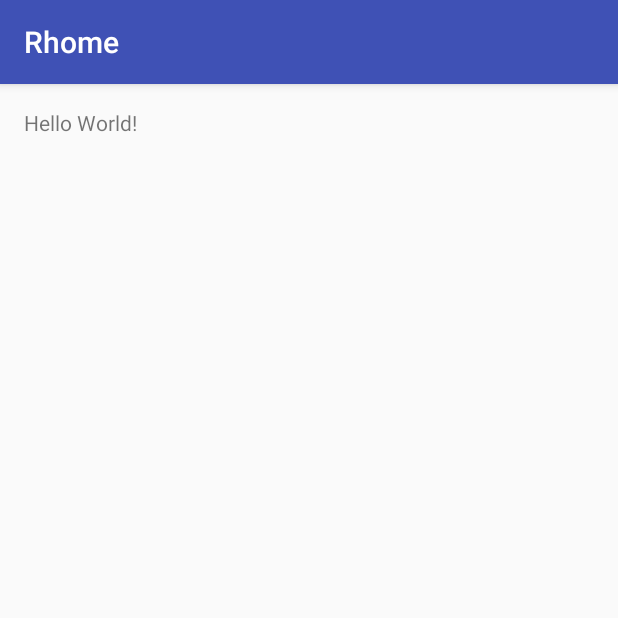
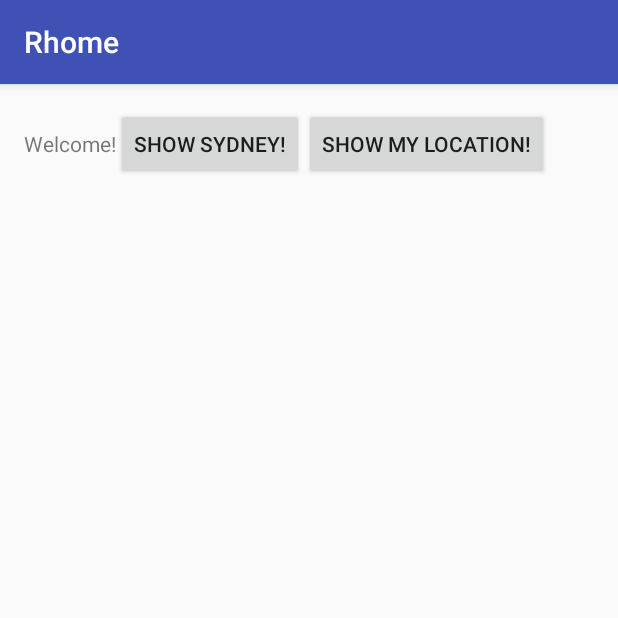
Before and after one commit to Rudra2301/Rhome, an Android app: the screen it shows after launch (MainActivity), on a phone screen of 412 x 824 dp, the top half of it. Run offline under Robolectric (Android 15) with nearby library versions, the phone set to English and light mode, and no system bars.

Commit message:
Trying my location function

```diff
--- a/android-source/Rhome/app/build.gradle
+++ b/android-source/Rhome/app/build.gradle
@@ -25,5 +25,7 @@ dependencies {
         exclude group: 'com.android.support', module: 'support-annotations'
     })
     compile 'com.android.support:appcompat-v7:25.1.0'
+    compile 'com.google.android.gms:play-services:10.0.1'
+    compile 'com.google.android.gms:play-services-maps:10.0.1'
     testCompile 'junit:junit:4.12'
 }
--- a/android-source/Rhome/app/src/main/res/layout/activity_main.xml
+++ b/android-source/Rhome/app/src/main/res/layout/activity_main.xml
@@ -1,5 +1,5 @@
 <?xml version="1.0" encoding="utf-8"?>
-<RelativeLayout xmlns:android="http://schemas.android.com/apk/res/android"
+<LinearLayout xmlns:android="http://schemas.android.com/apk/res/android"
     xmlns:tools="http://schemas.android.com/tools"
     android:id="@+id/activity_main"
     android:layout_width="match_parent"
@@ -13,5 +13,17 @@
     <TextView
         android:layout_width="wrap_content"
         android:layout_height="wrap_content"
-        android:text="Hello World!" />
-</RelativeLayout>
+        android:text="Welcome!" />
+
+    <Button
+        android:layout_width="wrap_content"
+        android:layout_height="wrap_content"
+        android:text="@string/showMapSydney"
+        android:onClick="startMap"/>
+
+    <Button
+        android:layout_width="wrap_content"
+        android:layout_height="wrap_content"
+        android:text="@string/showCurrentLocation"
+        android:onClick="showMyLocation"/>
+</LinearLayout>
--- a/android-source/Rhome/app/src/main/res/values/strings.xml
+++ b/android-source/Rhome/app/src/main/res/values/strings.xml
@@ -1,3 +1,7 @@
 <resources>
     <string name="app_name">Rhome</string>
+    <string name="title_activity_maps">Map</string>
+    <string name="showMapSydney">Show Sydney!</string>
+    <string name="showCurrentLocation">Show my location!</string>
+    <string name="title_activity_my_location">Map</string>
 </resources>
```
Also changed, not shown: android-source/Rhome/app/src/main/AndroidManifest.xml (+26 -0 lines), android-source/Rhome/app/src/main/java/lorentzonsolutions/rhome/MainActivity.java (+12 -0 lines), android-source/Rhome/build.gradle (line endings or trailing spaces).
